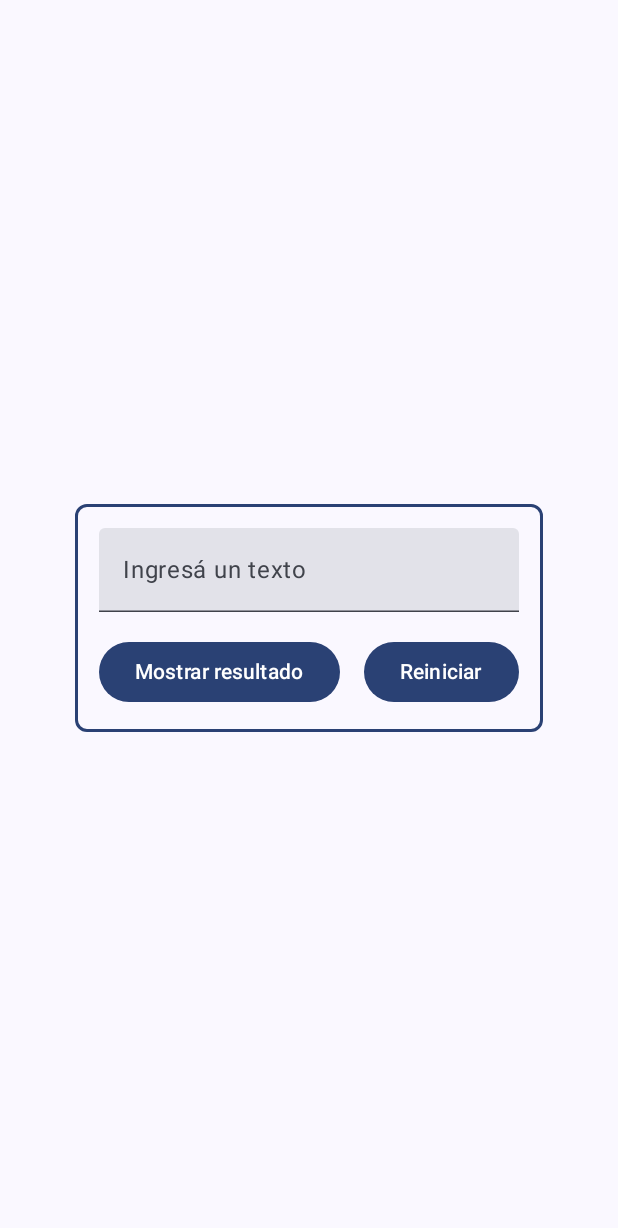
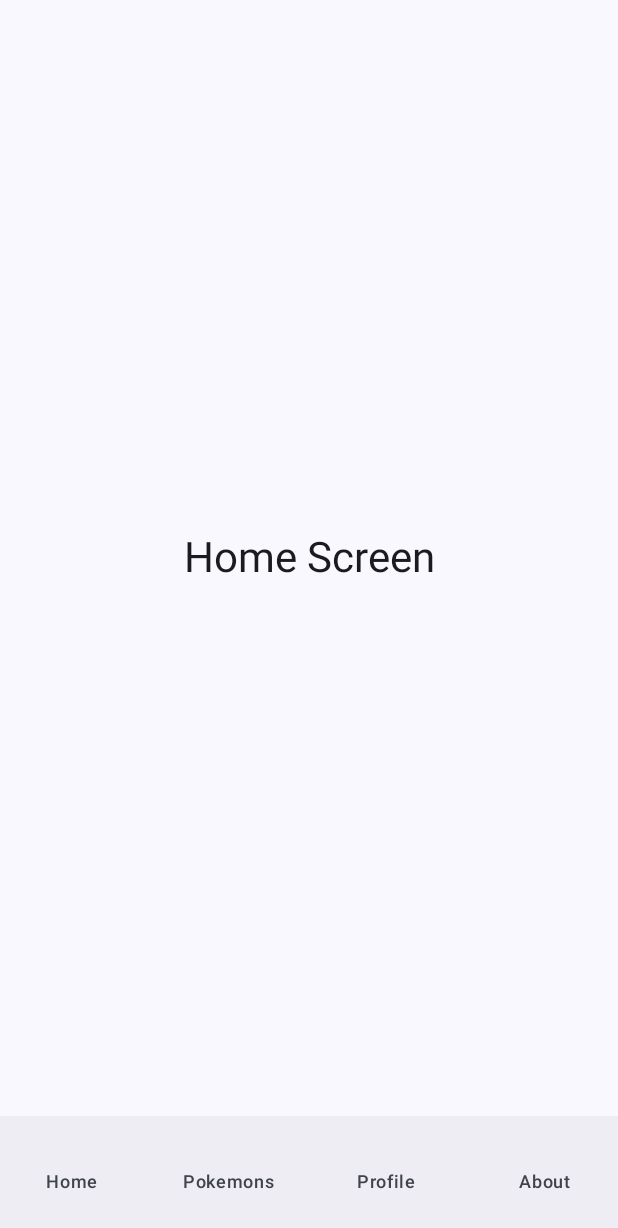
Before and after one commit to Nachiten/Mobile-Test, an Android app built with Jetpack Compose: the screen it shows after launch (MainActivity), on a phone screen of 412 x 824 dp. Shown: the top 1228 px of the screen. Run offline under Robolectric (Android 15) with nearby library versions, the phone set to English and light mode, and no system bars.

```diff
--- a/app/src/main/AndroidManifest.xml
+++ b/app/src/main/AndroidManifest.xml
@@ -1,6 +1,8 @@
 <?xml version="1.0" encoding="utf-8"?>
 <manifest xmlns:android="http://schemas.android.com/apk/res/android"
     xmlns:tools="http://schemas.android.com/tools">
+
+    <uses-permission android:name="android.permission.INTERNET" />
 
     <application
         android:allowBackup="true"
@@ -15,7 +17,6 @@
         <activity
             android:name=".MainActivity"
             android:exported="true"
-            android:label="@string/app_name"
             android:theme="@style/Theme.MobileTest">
             <intent-filter>
                 <action android:name="android.intent.action.MAIN" />
@@ -24,5 +25,4 @@
             </intent-filter>
         </activity>
     </application>
-
 </manifest>
--- a/app/src/main/java/com/example/mobiletest/MainActivity.kt
+++ b/app/src/main/java/com/example/mobiletest/MainActivity.kt
@@ -4,26 +4,15 @@ import android.os.Bundle
 import androidx.activity.ComponentActivity
 import androidx.activity.compose.setContent
 import androidx.activity.enableEdgeToEdge
-import androidx.compose.foundation.layout.fillMaxSize
-import androidx.compose.foundation.layout.padding
-import androidx.compose.material3.Scaffold
-import androidx.compose.material3.Text
-import androidx.compose.runtime.Composable
-import androidx.compose.runtime.getValue
-import androidx.compose.runtime.mutableStateOf
-import androidx.compose.runtime.remember
-import androidx.compose.runtime.setValue
+import androidx.compose.foundation.layout.*
+import androidx.compose.material3.*
+import androidx.compose.runtime.*
+import androidx.compose.ui.Modifier
+import androidx.navigation.NavHostController
+import androidx.navigation.compose.*
+import com.example.mobiletest.screens.*
 import com.example.mobiletest.ui.theme.MobileTestTheme
-import androidx.compose.foundation.BorderStroke
-import androidx.compose.foundation.layout.*
-import androidx.compose.foundation.border
-import androidx.compose.foundation.shape.RoundedCornerShape
-import androidx.compose.material3.*
-import androidx.compose.ui.Alignment
-import androidx.compose.ui.Modifier
-import androidx.compose.ui.unit.dp
-import android.widget.Toast
-import androidx.compose.ui.platform.LocalContext
+
 
 class MainActivity : ComponentActivity() {
     override fun onCreate(savedInstanceState: Bundle?) {
@@ -31,73 +20,65 @@ class MainActivity : ComponentActivity() {
         enableEdgeToEdge()
         setContent {
             MobileTestTheme {
-                Scaffold(modifier = Modifier.fillMaxSize()) { innerPadding ->
-                    Greeting(
-                        name = "Android",
-                        modifier = Modifier.padding(innerPadding)
-                    )
-                }
+                MainScreen()
             }
         }
     }
 }
 
 @Composable
-fun Greeting(name: String, modifier: Modifier = Modifier) {
-    var text by remember { mutableStateOf("") }
-    val context = LocalContext.current // This allows us to show Toast messages
+fun MainScreen() {
+    val navController = rememberNavController()
 
-    Box(
-        modifier = modifier
-            .fillMaxSize()
-            .padding(16.dp),
-        contentAlignment = Alignment.Center
-    ) {
-        Column(
-            modifier = Modifier
-                .border(
-                    BorderStroke(2.dp, MaterialTheme.colorScheme.primary),
-                    shape = RoundedCornerShape(8.dp)
-                )
-                .padding(16.dp),
-            horizontalAlignment = Alignment.CenterHorizontally
-        ) {
-            TextField(
-                value = text,
-                onValueChange = { text = it },
-                label = { Text("Ingresá un texto") },
-                singleLine = true
-            )
-            Spacer(modifier = Modifier.height(16.dp))
-            Row{
-                Button(onClick = {
-                    // Trim the text and update the state
-                    val trimmedText = text.trim()
+    Scaffold(
+        bottomBar = {
+            BottomNavigationBar(navController)
+        },
+        content = { innerPadding ->
+            NavHost(
+                navController = navController,
+                startDestination = "home",
+                modifier = Modifier.padding(innerPadding)
+            ) {
+                composable("home") { HomeScreen() }
+                composable("pokemons") { PokemonsScreen() }
+                composable("profile") { ProfileScreen() }
+                composable("about") { AboutScreen() }
+            }
+        }
+    )
+}
 
-                    // Update the state with the trimmed text
-                    text = trimmedText
-
-                    // Check if the trimmed text is not empty
-                    if (trimmedText.isEmpty()) {
-                        // Show Toast asking to enter something
-                        Toast.makeText(context, "Por favor ingresá un texto", Toast.LENGTH_SHORT).show()
-                        return@Button
-                    }
-
-                    // Show Toast with the entered text
-                    Toast.makeText(context, "Ingresaste: $trimmedText", Toast.LENGTH_SHORT).show()
-                }) {
-                    Text("Mostrar resultado")
-                }
-                Spacer(modifier = Modifier.width(16.dp))
-                Button(onClick = {
-                    // Update the state with the trimmed text
-                    text = ""
-                }) {
-                    Text("Reiniciar")
-                }
-            }
-
-        }
+@Composable
+fun BottomNavigationBar(navController: NavHostController) {
+    NavigationBar {
+        NavigationBarItem(
+            selected = navController.currentDestination?.route == "home",
+            onClick = { navController.navigate("home") },
+            label = { Text("Home") },
+            alwaysShowLabel = true,
+            icon = {}
+        )
+        NavigationBarItem(
+            selected = navController.currentDestination?.route == "pokemons",
+            onClick = { navController.navigate("pokemons") },
+            label = { Text("Pokemons") },
+            alwaysShowLabel = true,
+            icon = {}
+        )
+        NavigationBarItem(
+            selected = navController.currentDestination?.route == "profile",
+            onClick = { navController.navigate("profile") },
+            label = { Text("Profile") },
+            alwaysShowLabel = true,
+            icon = {}
+        )
+        NavigationBarItem(
+            selected = navController.currentDestination?.route == "about",
+            onClick = { navController.navigate("about") },
+            label = { Text("About") },
+            alwaysShowLabel = true,
+            icon = {}
+        )
     }
 }
--- /dev/null
+++ b/app/src/main/java/com/example/mobiletest/screens/HomeScreen.kt
@@ -0,0 +1,18 @@
+package com.example.mobiletest.screens
+
+
+import androidx.compose.foundation.layout.*
+import androidx.compose.material3.*
+import androidx.compose.runtime.Composable
+import androidx.compose.ui.Alignment
+import androidx.compose.ui.Modifier
+
+@Composable
+fun HomeScreen() {
+    Box(
+        modifier = Modifier.fillMaxSize(),
+        contentAlignment = Alignment.Center
+    ) {
+        Text("Home Screen", style = MaterialTheme.typography.headlineMedium)
+    }
+}
```
Also changed, not shown: app/build.gradle.kts (+10 -1 lines), app/src/main/java/com/example/mobiletest/helpers/PokemonApi.kt (added, +33 -0 lines), app/src/main/java/com/example/mobiletest/screens/AboutScreen.kt (added, +18 -0 lines), app/src/main/java/com/example/mobiletest/screens/PokemonsScreen.kt (added, +57 -0 lines), app/src/main/java/com/example/mobiletest/screens/ProfileScreen.kt (added, +18 -0 lines), gradle/libs.versions.toml (+12 -0 lines).
